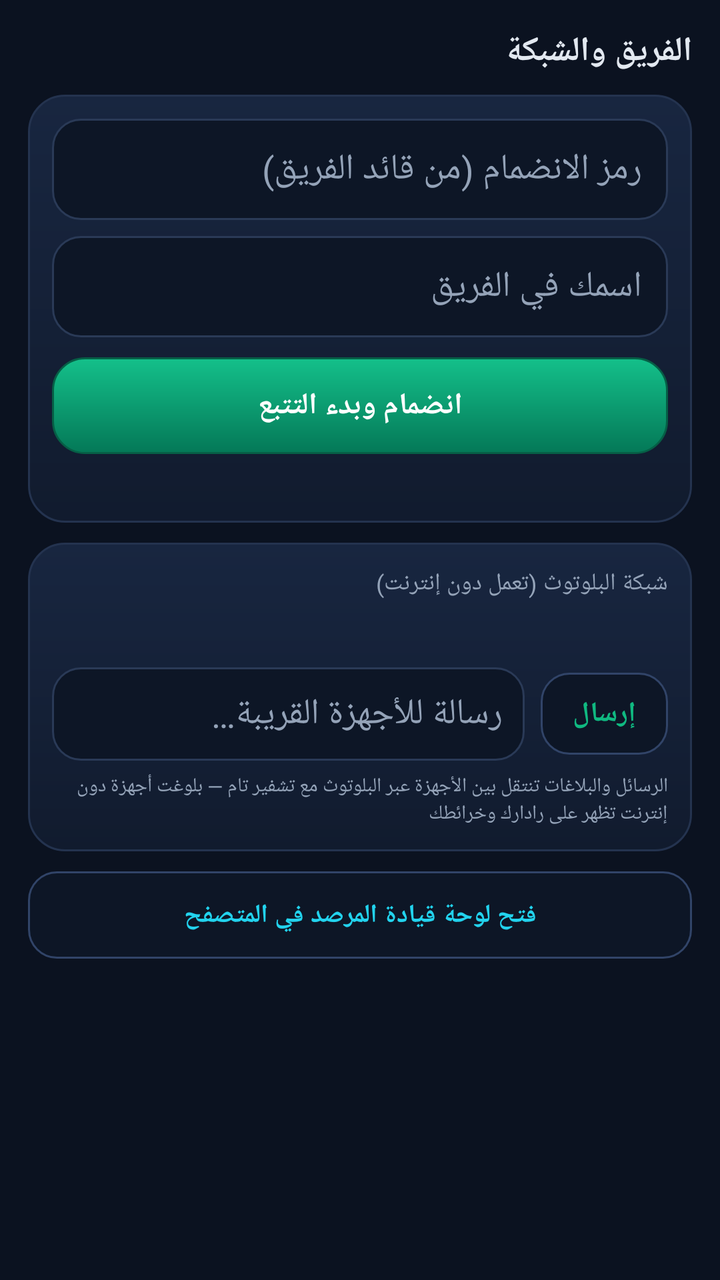
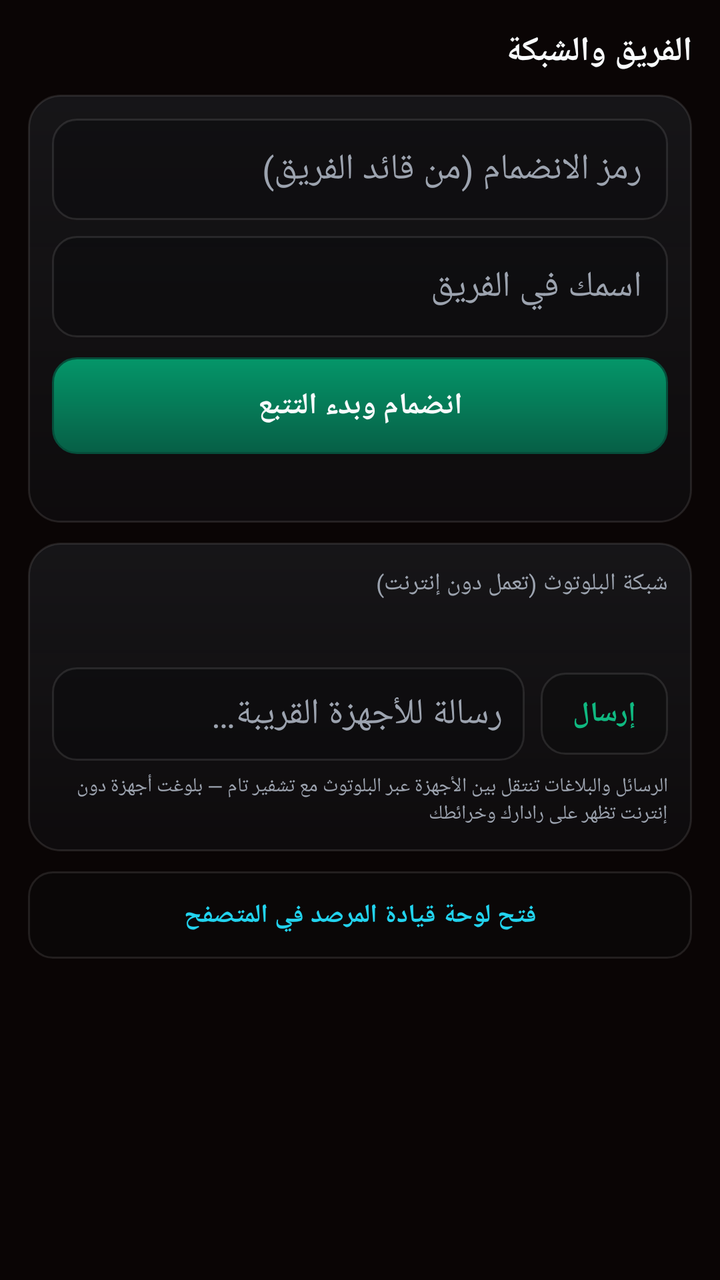

Screens rendered from an Android XML layout before and after an edit, with the pre-edit source and the edit as a unified diff.
<!-- AndroidManifest.xml: application theme AppTheme -->
<!-- res/layout/fragment_team.xml -->
<?xml version="1.0" encoding="utf-8"?>
<ScrollView xmlns:android="http://schemas.android.com/apk/res/android"
    android:layout_width="match_parent"
    android:layout_height="match_parent"
    android:background="@color/bg"
    android:fillViewport="true"
    android:scrollbars="none">

    <LinearLayout
        android:layout_width="match_parent"
        android:layout_height="wrap_content"
        android:orientation="vertical"
        android:padding="14dp">

        <TextView
            android:layout_width="match_parent"
            android:layout_height="wrap_content"
            android:text="@string/team_title"
            android:textColor="@color/text_primary"
            android:textSize="17sp"
            android:textStyle="bold" />

        
        <LinearLayout
            android:id="@+id/team_join_card"
            android:layout_width="match_parent"
            android:layout_height="wrap_content"
            android:layout_marginTop="10dp"
            android:background="@drawable/bg_card"
            android:orientation="vertical"
            android:padding="12dp">

            <EditText
                android:id="@+id/team_code"
                android:layout_width="match_parent"
                android:layout_height="wrap_content"
                android:background="@drawable/bg_input"
                android:hint="@string/team_code_hint"
                android:inputType="text"
                android:maxLines="1"
                android:padding="13dp"
                android:textColor="@color/text_primary"
                android:textColorHint="@color/text_muted" />

            <EditText
                android:id="@+id/team_name"
                android:layout_width="match_parent"
                android:layout_height="wrap_content"
                android:layout_marginTop="8dp"
                android:background="@drawable/bg_input"
                android:hint="@string/team_name_hint"
                android:inputType="textPersonName"
                android:maxLines="1"
                android:padding="13dp"
                android:textColor="@color/text_primary"
                android:textColorHint="@color/text_muted" />

            <TextView
                android:id="@+id/team_join"
                android:layout_width="match_parent"
                android:layout_height="wrap_content"
                android:layout_marginTop="10dp"
                android:background="@drawable/bg_button_safe"
                android:gravity="center"
                android:padding="14dp"
                android:text="@string/team_join"
                android:textColor="#FFFFFFFF"
                android:textSize="15sp"
                android:textStyle="bold" />

            <TextView
                android:id="@+id/team_join_error"
                android:layout_width="match_parent"
                android:layout_height="wrap_content"
                android:layout_marginTop="6dp"
                android:textColor="@color/accent_red"
                android:textSize="12sp" />
        </LinearLayout>

        
        <LinearLayout
            android:id="@+id/team_status_card"
            android:layout_width="match_parent"
            android:layout_height="wrap_content"
            android:layout_marginTop="10dp"
            android:background="@drawable/bg_card"
            android:orientation="vertical"
            android:padding="12dp"
            android:visibility="gone">

            <TextView
                android:id="@+id/team_status_line"
                android:layout_width="match_parent"
                android:layout_height="wrap_content"
                android:textColor="@color/accent_green"
                android:textSize="14sp"
                android:textStyle="bold" />

            <TextView
                android:id="@+id/team_mission_line"
                android:layout_width="match_parent"
                android:layout_height="wrap_content"
                android:layout_marginTop="4dp"
                android:textColor="@color/text_primary"
                android:textSize="13sp" />

            <TextView
                android:id="@+id/team_stop"
                android:layout_width="wrap_content"
                android:layout_height="wrap_content"
                android:layout_marginTop="8dp"
                android:background="@drawable/bg_button_ghost"
                android:paddingStart="14dp"
                android:paddingEnd="14dp"
                android:paddingTop="8dp"
                android:paddingBottom="8dp"
                android:text="@string/team_stop"
                android:textColor="@color/accent_red"
                android:textSize="13sp"
                android:textStyle="bold" />
        </LinearLayout>

        
        <LinearLayout
            android:layout_width="match_parent"
            android:layout_height="wrap_content"
            android:layout_marginTop="10dp"
            android:background="@drawable/bg_card"
            android:orientation="vertical"
            android:padding="12dp">

            <TextView
                android:layout_width="match_parent"
                android:layout_height="wrap_content"
                android:text="@string/mesh_panel_label"
                android:textColor="@color/text_muted"
                android:textSize="12sp" />

            <TextView
                android:id="@+id/mesh_state_line"
                android:layout_width="match_parent"
                android:layout_height="wrap_content"
                android:layout_marginTop="2dp"
                android:textColor="@color/accent_cyan"
                android:textSize="13sp"
                android:textStyle="bold" />

            <LinearLayout
                android:id="@+id/mesh_chat_list"
                android:layout_width="match_parent"
                android:layout_height="wrap_content"
                android:layout_marginTop="6dp"
                android:orientation="vertical" />

            <LinearLayout
                android:layout_width="match_parent"
                android:layout_height="wrap_content"
                android:layout_marginTop="8dp"
                android:gravity="center_vertical"
                android:orientation="horizontal">

                <EditText
                    android:id="@+id/mesh_input"
                    android:layout_width="0dp"
                    android:layout_height="wrap_content"
                    android:layout_weight="1"
                    android:background="@drawable/bg_input"
                    android:hint="@string/mesh_input_hint"
                    android:inputType="text"
                    android:maxLines="1"
                    android:padding="11dp"
                    android:textColor="@color/text_primary"
                    android:textColorHint="@color/text_muted" />

                <TextView
                    android:id="@+id/mesh_send"
                    android:layout_width="wrap_content"
                    android:layout_height="wrap_content"
                    android:layout_marginStart="8dp"
                    android:background="@drawable/bg_button_ghost"
                    android:paddingStart="16dp"
                    android:paddingEnd="16dp"
                    android:paddingTop="11dp"
                    android:paddingBottom="11dp"
                    android:text="@string/mesh_send"
                    android:textColor="@color/accent_green"
                    android:textSize="14sp"
                    android:textStyle="bold" />
            </LinearLayout>

            <TextView
                android:layout_width="match_parent"
                android:layout_height="wrap_content"
                android:layout_marginTop="6dp"
                android:text="@string/mesh_legend"
                android:textColor="@color/text_muted"
                android:textSize="10sp" />
        </LinearLayout>

        <TextView
            android:id="@+id/team_open_console"
            android:layout_width="match_parent"
            android:layout_height="wrap_content"
            android:layout_marginTop="10dp"
            android:background="@drawable/bg_button_ghost"
            android:gravity="center"
            android:padding="13dp"
            android:text="@string/team_open_console"
            android:textColor="@color/accent_cyan"
            android:textSize="13sp"
            android:textStyle="bold" />
    </LinearLayout>
</ScrollView>
<!-- resources referenced by this layout -->
<resources>
  <color name="accent_cyan">#22D3EE</color>
  <color name="accent_green">#10B981</color>
  <color name="accent_red">#EF4444</color>
  <color name="bg">#0B1220</color>
  <color name="text_muted">#94A3B8</color>
  <color name="text_primary">#E2E8F0</color>
  <!-- drawable bg_button_ghost (drawable) -->
  <?xml version="1.0" encoding="utf-8"?>
  <shape xmlns:android="http://schemas.android.com/apk/res/android" android:shape="rectangle">
      <solid android:color="#FF0D1626" />
      <corners android:radius="14dp" />
      <stroke android:width="1dp" android:color="#FF314468" />
  </shape>
  <!-- drawable bg_button_safe (drawable) -->
  <?xml version="1.0" encoding="utf-8"?>
  <shape xmlns:android="http://schemas.android.com/apk/res/android" android:shape="rectangle">
      <gradient android:startColor="#FF14C08A" android:endColor="#FF047857" android:angle="270" />
      <corners android:radius="16dp" />
      <stroke android:width="1dp" android:color="#FF065F46" />
  </shape>
  <!-- drawable bg_card (drawable) -->
  <?xml version="1.0" encoding="utf-8"?>
  <shape xmlns:android="http://schemas.android.com/apk/res/android" android:shape="rectangle">
      <gradient android:startColor="#FF182640" android:endColor="#FF111B2E" android:angle="270" />
      <corners android:radius="18dp" />
      <stroke android:width="1dp" android:color="#FF24334F" />
  </shape>
  <!-- drawable bg_input (drawable) -->
  <?xml version="1.0" encoding="utf-8"?>
  <shape xmlns:android="http://schemas.android.com/apk/res/android" android:shape="rectangle">
      <solid android:color="#FF0D1626" />
      <corners android:radius="14dp" />
      <stroke android:width="1dp" android:color="#FF2A3A57" />
  </shape>
  <string name="mesh_input_hint">رسالة للأجهزة القريبة…</string>
  <string name="mesh_legend">الرسائل والبلاغات تنتقل بين الأجهزة عبر البلوتوث مع تشفير تام — بلوغت أجهزة دون إنترنت تظهر على رادارك وخرائطك</string>
  <string name="mesh_panel_label">شبكة البلوتوث (تعمل دون إنترنت)</string>
  <string name="mesh_send">إرسال</string>
  <string name="team_code_hint">رمز الانضمام (من قائد الفريق)</string>
  <string name="team_join">انضمام وبدء التتبع</string>
  <string name="team_name_hint">اسمك في الفريق</string>
  <string name="team_open_console">فتح لوحة قيادة المرصد في المتصفح</string>
  <string name="team_stop">إيقاف التتبع</string>
  <string name="team_title">الفريق والشبكة</string>
  <style name="AppTheme" parent="Theme.Material3.Dark.NoActionBar">
          <item name="colorPrimary">@color/accent_red</item>
          <item name="android:statusBarColor">@color/bg</item>
          <item name="android:navigationBarColor">@color/bg</item>
          <item name="android:windowBackground">@color/bg</item>
          <item name="android:windowLightStatusBar">false</item>
      </style>
</resources>

<!-- the commit's change to res/layout/fragment_team.xml (unified diff, before → after) -->
@@ -64,7 +64,7 @@
                 android:gravity="center"
                 android:padding="14dp"
                 android:text="@string/team_join"
-                android:textColor="#FFFFFFFF"
+                android:textColor="@color/text_primary"
                 android:textSize="15sp"
                 android:textStyle="bold" />
 
<!-- resource entries referenced after the edit -->
@@ -2,37 +2,37 @@
 <resources>
   <color name="accent_cyan">#22D3EE</color>
   <color name="accent_green">#10B981</color>
-  <color name="accent_red">#EF4444</color>
-  <color name="bg">#0B1220</color>
-  <color name="text_muted">#94A3B8</color>
-  <color name="text_primary">#E2E8F0</color>
+  <color name="accent_red">#DC2626</color>
+  <color name="bg">#0A0505</color>
+  <color name="text_muted">#9CA3AF</color>
+  <color name="text_primary">#F8FAFC</color>
   <!-- drawable bg_button_ghost (drawable) -->
   <?xml version="1.0" encoding="utf-8"?>
   <shape xmlns:android="http://schemas.android.com/apk/res/android" android:shape="rectangle">
-      <solid android:color="#FF0D1626" />
-      <corners android:radius="14dp" />
-      <stroke android:width="1dp" android:color="#FF314468" />
+      <solid android:color="#660A0A0A" />
+      <corners android:radius="12dp" />
+      <stroke android:width="1dp" android:color="@color/border_glass" />
   </shape>
   <!-- drawable bg_button_safe (drawable) -->
   <?xml version="1.0" encoding="utf-8"?>
   <shape xmlns:android="http://schemas.android.com/apk/res/android" android:shape="rectangle">
-      <gradient android:startColor="#FF14C08A" android:endColor="#FF047857" android:angle="270" />
-      <corners android:radius="16dp" />
-      <stroke android:width="1dp" android:color="#FF065F46" />
+      <gradient android:startColor="#FF059669" android:endColor="#FF065F46" android:angle="270" />
+      <corners android:radius="12dp" />
+      <stroke android:width="1dp" android:color="#FF064E3B" />
   </shape>
   <!-- drawable bg_card (drawable) -->
   <?xml version="1.0" encoding="utf-8"?>
   <shape xmlns:android="http://schemas.android.com/apk/res/android" android:shape="rectangle">
-      <gradient android:startColor="#FF182640" android:endColor="#FF111B2E" android:angle="270" />
-      <corners android:radius="18dp" />
-      <stroke android:width="1dp" android:color="#FF24334F" />
+      <gradient android:startColor="@color/glass_card_top" android:endColor="@color/glass_card_bottom" android:angle="270" />
+      <corners android:radius="16dp" />
+      <stroke android:width="1dp" android:color="@color/border_glass" />
   </shape>
   <!-- drawable bg_input (drawable) -->
   <?xml version="1.0" encoding="utf-8"?>
   <shape xmlns:android="http://schemas.android.com/apk/res/android" android:shape="rectangle">
-      <solid android:color="#FF0D1626" />
-      <corners android:radius="14dp" />
-      <stroke android:width="1dp" android:color="#FF2A3A57" />
+      <solid android:color="#6609090B" />
+      <corners android:radius="12dp" />
+      <stroke android:width="1dp" android:color="@color/border_glass" />
   </shape>
   <string name="mesh_input_hint">رسالة للأجهزة القريبة…</string>
   <string name="mesh_legend">الرسائل والبلاغات تنتقل بين الأجهزة عبر البلوتوث مع تشفير تام — بلوغت أجهزة دون إنترنت تظهر على رادارك وخرائطك</string>
@@ -46,10 +46,23 @@
   <string name="team_title">الفريق والشبكة</string>
   <style name="AppTheme" parent="Theme.Material3.Dark.NoActionBar">
           <item name="colorPrimary">@color/accent_red</item>
+          <item name="colorOnPrimary">@color/text_primary</item>
+          <item name="colorSecondary">@color/accent_red_bright</item>
+          <item name="colorSurface">@color/surface</item>
+          <item name="colorOnSurface">@color/text_primary</item>
+          <item name="colorSurfaceContainer">@color/surface_alt</item>
+          <item name="colorOutline">@color/border_glass</item>
+          <item name="android:colorBackground">@color/bg</item>
           <item name="android:statusBarColor">@color/bg</item>
           <item name="android:navigationBarColor">@color/bg</item>
           <item name="android:windowBackground">@color/bg</item>
           <item name="android:windowLightStatusBar">false</item>
       </style>
+  <color name="border_glass">#1AFFFFFF</color>
+  <color name="glass_card_top">#D918181B</color>
+  <color name="glass_card_bottom">#B30F0D0F</color>
+  <color name="accent_red_bright">#EF4444</color>
+  <color name="surface">#18181B</color>
+  <color name="surface_alt">#0F0D0F</color>
 </resources>
 
